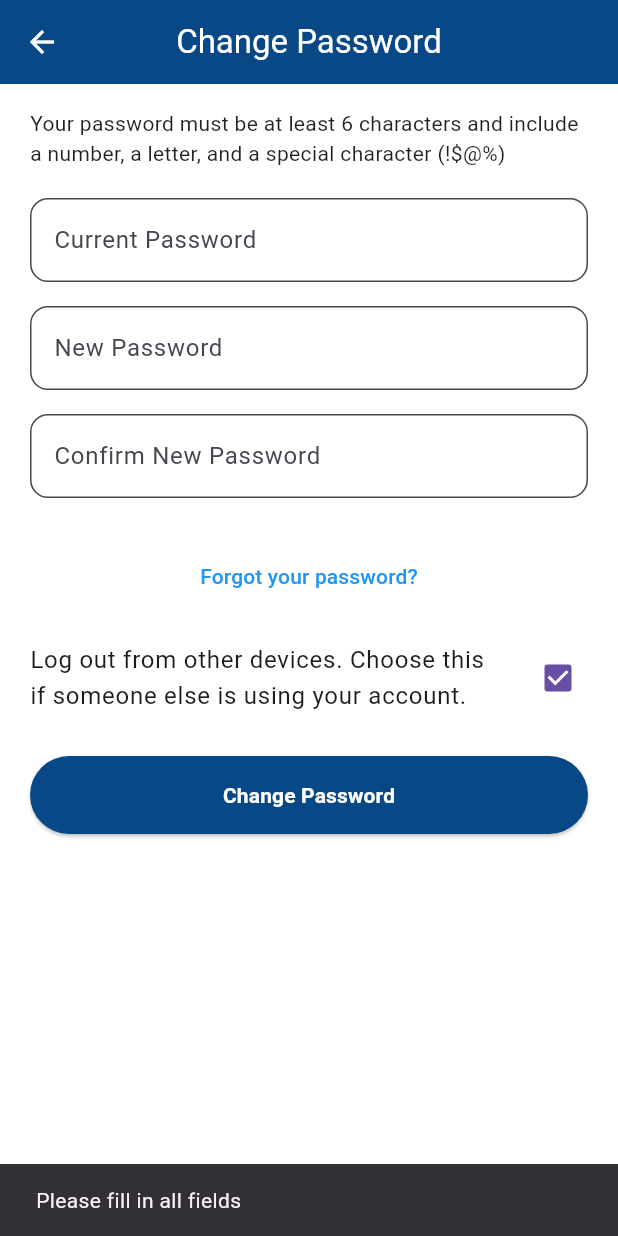
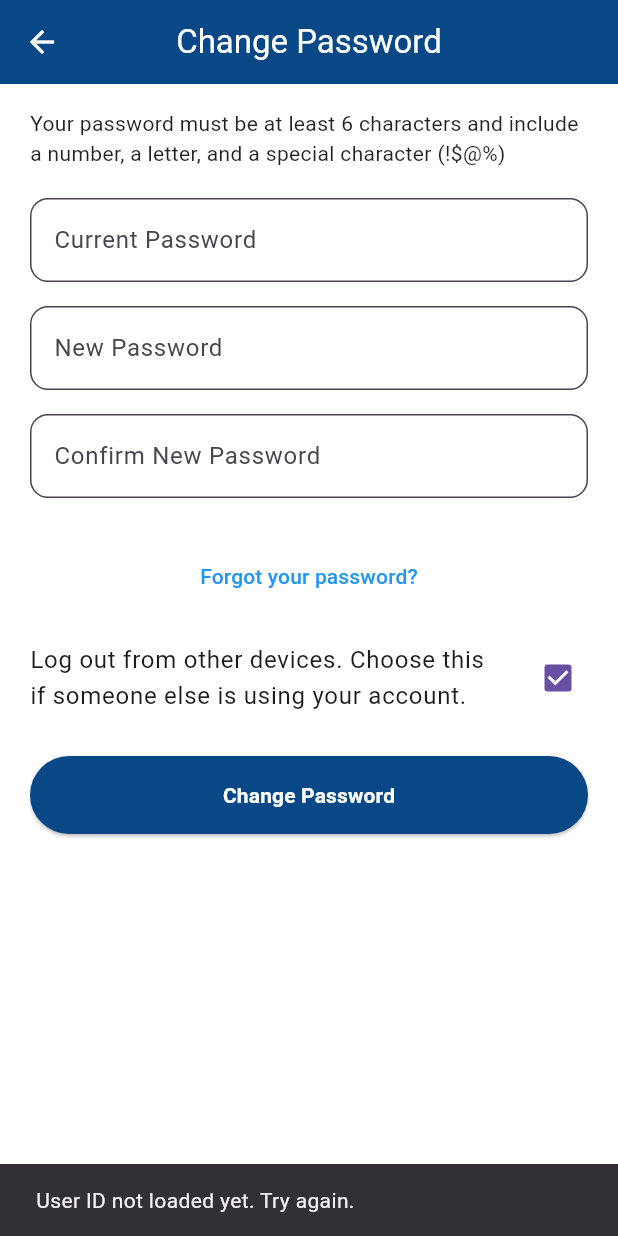
Before and after one commit to Hidiczent/flutter_project, a Flutter app: the ChangePasswordPage screen opened directly, after a tap on "Change Password", on a phone screen of 412 x 824 dp. Run offline on Flutter 3.47's test engine with Material 3 defaults, Android fonts, the light colour scheme and no system bars; our stand-ins replace font_awesome_flutter, grouped_list, image_picker, shared_preferences; accounts and stored records are empty; project files that could hold a hidden picture were left out.

Commit message:
new code for node js

```diff
--- a/flutter_project/lib/Auth/pages/VerifyOtpPage.dart
+++ b/flutter_project/lib/Auth/pages/VerifyOtpPage.dart
@@ -36,7 +36,7 @@ class _VerifyOtpPageState extends State<VerifyOtpPage> {
 
     // ✅ จัดการ endpoint ตาม action
     if (widget.action == 'register') {
-      apiEndpoint = '${AppConfig.baseUrl}/otp/confirm-register';
+      apiEndpoint = '${AppConfig.baseUrl}/users/verify';
     } else {
       apiEndpoint = '${AppConfig.baseUrl}/otp/verify';
     }
@@ -50,7 +50,7 @@ class _VerifyOtpPageState extends State<VerifyOtpPage> {
 
       print("📥 Response status: ${response.statusCode}");
       print("📥 Response body: ${response.body}");
-      if (response.statusCode == 200) {
+      if (response.statusCode >= 200 && response.statusCode < 300) {
         handleSuccess();
       } else {
         ScaffoldMessenger.of(context).showSnackBar(
--- a/flutter_project/lib/Auth/pages/change_password_page.dart
+++ b/flutter_project/lib/Auth/pages/change_password_page.dart
@@ -46,6 +46,13 @@ class _ChangePasswordPageState extends State<ChangePasswordPage> {
     final newPass = _newPasswordController.text.trim();
     final confirmPass = _confirmPasswordController.text.trim();
 
+    if (userId.isEmpty) {
+      ScaffoldMessenger.of(context).showSnackBar(
+        const SnackBar(content: Text('User ID not loaded yet. Try again.')),
+      );
+      return;
+    }
+
     if (oldPass.isEmpty || newPass.isEmpty || confirmPass.isEmpty) {
       ScaffoldMessenger.of(context).showSnackBar(
         const SnackBar(content: Text('Please fill in all fields')),
@@ -63,6 +70,8 @@ class _ChangePasswordPageState extends State<ChangePasswordPage> {
     setState(() => _isSaving = true);
 
     final url = Uri.parse('${AppConfig.baseUrl}/users/$userId/password');
+
+    try {
       final response = await http.put(
         url,
         headers: {'Content-Type': 'application/json'},
@@ -73,7 +82,6 @@ class _ChangePasswordPageState extends State<ChangePasswordPage> {
         }),
       );
 
-    setState(() => _isSaving = false);
       print("📥 Response status: ${response.statusCode}");
       print("📥 Response body: ${response.body}");
 
@@ -87,9 +95,17 @@ class _ChangePasswordPageState extends State<ChangePasswordPage> {
           const SnackBar(content: Text('❌ Old password is incorrect')),
         );
       } else {
-      ScaffoldMessenger.of(context).showSnackBar(
-        const SnackBar(content: Text('❌ Failed to update password')),
-      );
+        ScaffoldMessenger.of(
+          context,
+        ).showSnackBar(SnackBar(content: Text('❌ Failed: ${response.body}')));
+      }
+    } catch (e) {
+      print("❌ Error: $e");
+      ScaffoldMessenger.of(
+        context,
+      ).showSnackBar(const SnackBar(content: Text('❌ Network error')));
+    } finally {
+      setState(() => _isSaving = false);
     }
   }
 
--- a/flutter_project/lib/Auth/pages/logIN.dart
+++ b/flutter_project/lib/Auth/pages/logIN.dart
@@ -37,7 +37,7 @@ class _LoginPageState extends State<LoginPage> {
     setState(() => _isLoading = true);
 
     try {
-      final url = Uri.parse('${AppConfig.baseUrl}/login');
+      final url = Uri.parse('${AppConfig.baseUrl}/users/login');
       final response = await http.post(
         url,
         headers: {'Content-Type': 'application/json'},
--- a/flutter_project/lib/Auth/pages/reset_passwor.dart
+++ b/flutter_project/lib/Auth/pages/reset_passwor.dart
@@ -16,8 +16,7 @@ class _ResetPasswordPageState extends State<ResetPasswordPage> {
   final TextEditingController _newPasswordController = TextEditingController();
 
   Future<void> resetPassword() async {
-    final url = Uri.parse('${AppConfig.baseUrl}/users/reset-password');
-
+    final url = Uri.parse('${AppConfig.baseUrl}/users/reset-password/confirm');
     try {
       final response = await http.post(
         url,
--- a/flutter_project/lib/config.dart
+++ b/flutter_project/lib/config.dart
@@ -1,3 +1,3 @@
 class AppConfig {
-  static const String baseUrl = 'http://192.168.243.213:5000';
+  static const String baseUrl = 'http://192.168.80.213:5000';
 }
```
Also changed, not shown: flutter_project/lib/Auth/pages/ForgotPasswordPage.dart (+2 -5 lines), flutter_project/lib/Auth/pages/SignUp.dart (+9 -3 lines). Lines whose indentation alone changed are shown as unchanged.
